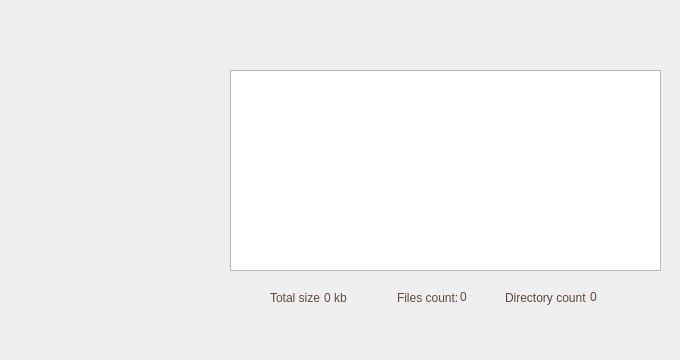
This is src/filesmanager.ui in walkline/Kani as Qt 5 draws it before an edit. The edited form follows.
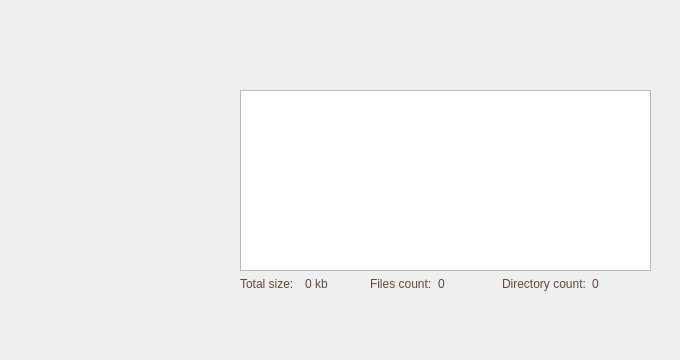
This is the edited form. Icons and pictures are not drawn.

What changed in the file:
```diff
--- a/src/filesmanager.ui
+++ b/src/filesmanager.ui
@@ -37,97 +37,67 @@
 background-image: url(:/img/bg2.jpg);
 }</string>
    </property>
+   <widget class="QWidget" name="">
+    <property name="geometry">
+     <rect>
+      <x>240</x>
+      <y>90</y>
+      <width>411</width>
+      <height>201</height>
+     </rect>
+    </property>
+    <layout class="QGridLayout" name="gridLayout">
+     <item row="0" column="0" colspan="6">
+      <widget class="QTableWidget" name="dataTable">
+       <property name="styleSheet">
+        <string notr="true">background-image: url(:/img/mirror.png);
+</string>
+       </property>
+      </widget>
+     </item>
+     <item row="1" column="0">
    <widget class="QLabel" name="label">
-    <property name="geometry">
-     <rect>
-      <x>270</x>
-      <y>290</y>
-      <width>51</width>
-      <height>16</height>
-     </rect>
-    </property>
     <property name="text">
      <string>Total size:</string>
     </property>
    </widget>
+     </item>
+     <item row="1" column="1">
    <widget class="QLabel" name="sizeLabel">
-    <property name="geometry">
-     <rect>
-      <x>324</x>
-      <y>290</y>
-      <width>41</width>
-      <height>16</height>
-     </rect>
-    </property>
     <property name="text">
      <string>0 kb</string>
     </property>
    </widget>
+     </item>
+     <item row="1" column="2">
    <widget class="QLabel" name="label_3">
-    <property name="geometry">
-     <rect>
-      <x>397</x>
-      <y>290</y>
-      <width>61</width>
-      <height>16</height>
-     </rect>
-    </property>
     <property name="text">
      <string>Files count:</string>
     </property>
    </widget>
+     </item>
+     <item row="1" column="3">
    <widget class="QLabel" name="filesLabel">
-    <property name="geometry">
-     <rect>
-      <x>460</x>
-      <y>290</y>
-      <width>46</width>
-      <height>13</height>
-     </rect>
-    </property>
     <property name="text">
      <string>0</string>
     </property>
    </widget>
+     </item>
+     <item row="1" column="4">
    <widget class="QLabel" name="label_5">
-    <property name="geometry">
-     <rect>
-      <x>505</x>
-      <y>290</y>
-      <width>81</width>
-      <height>16</height>
-     </rect>
-    </property>
     <property name="text">
      <string>Directory count:</string>
     </property>
    </widget>
+     </item>
+     <item row="1" column="5">
    <widget class="QLabel" name="directoryLabel">
-    <property name="geometry">
-     <rect>
-      <x>590</x>
-      <y>290</y>
-      <width>46</width>
-      <height>13</height>
-     </rect>
-    </property>
     <property name="text">
      <string>0</string>
     </property>
    </widget>
-   <widget class="QTreeView" name="treeView">
-    <property name="geometry">
-     <rect>
-      <x>230</x>
-      <y>70</y>
-      <width>431</width>
-      <height>201</height>
-     </rect>
-    </property>
-    <property name="styleSheet">
-     <string notr="true">background-image: url(:/img/mirror.png);
-</string>
-    </property>
+     </item>
+    </layout>
    </widget>
   </widget>
  </widget>
```
Lines whose indentation alone changed are shown as unchanged.
